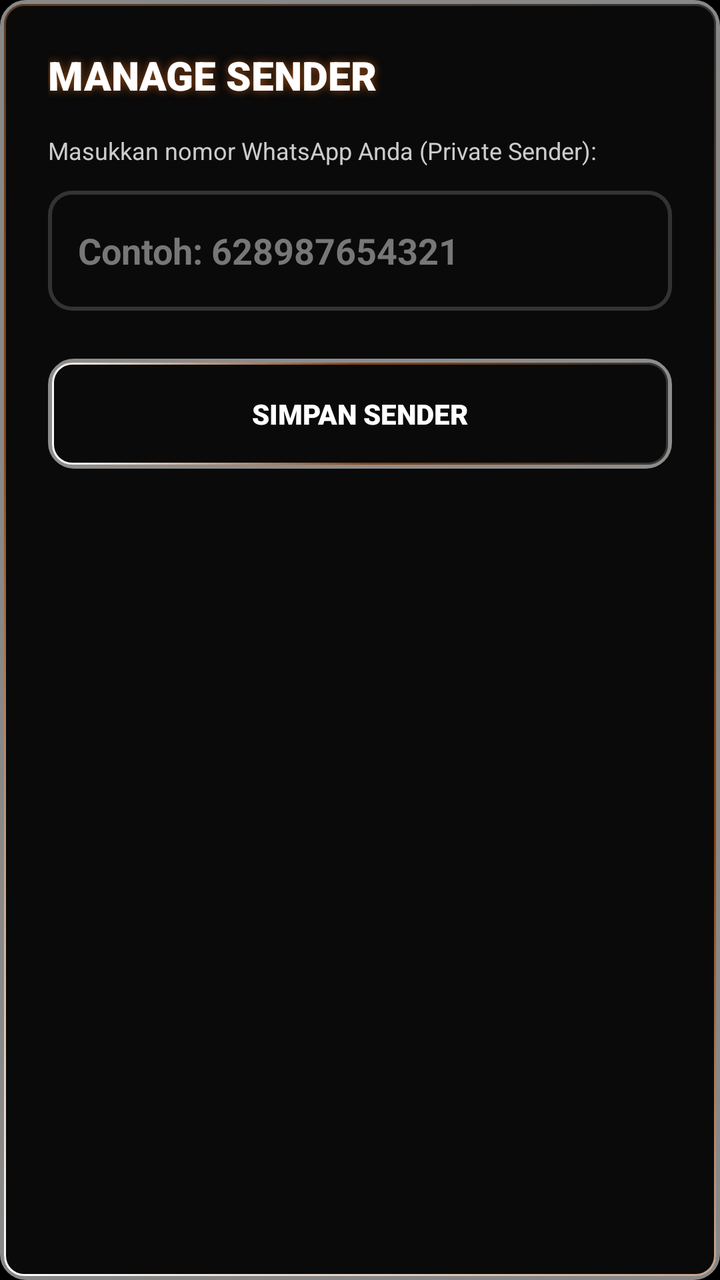
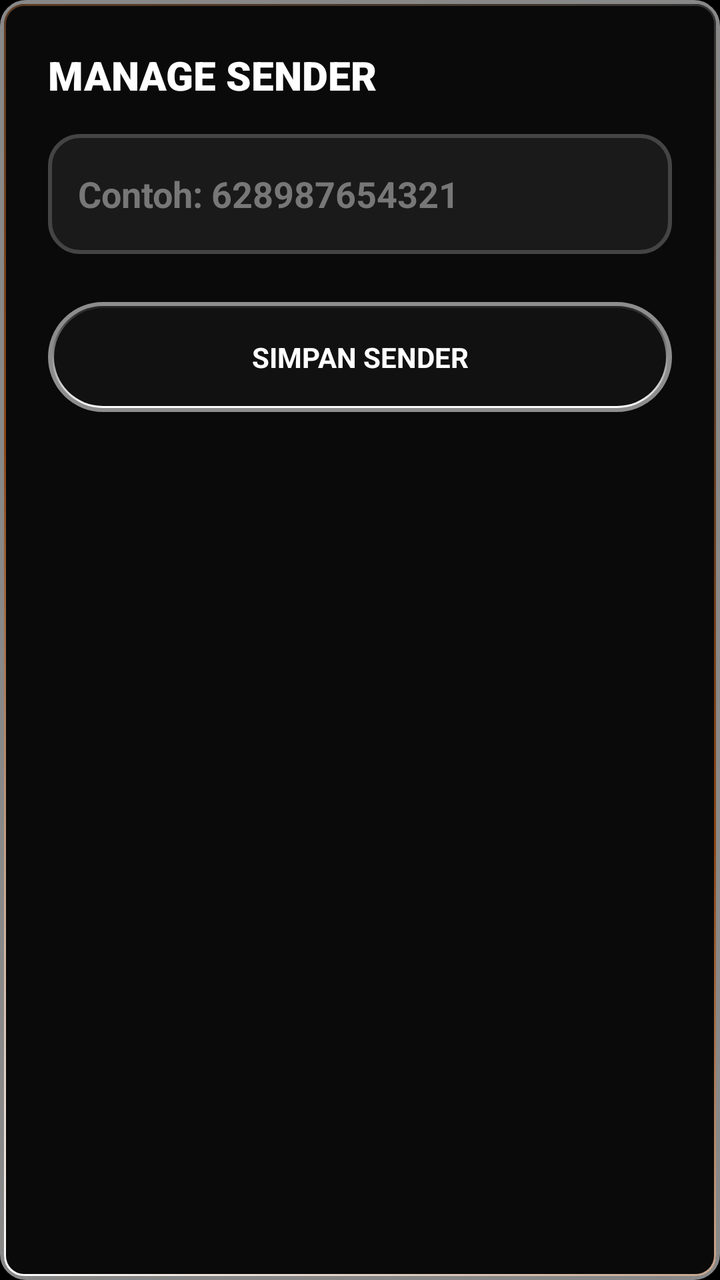

An Android layout rendered at two revisions. The XML below is the earlier revision; the diff shows what the commit changed to produce the second picture.
<!-- AndroidManifest.xml: application theme android:Theme.Black.NoTitleBar -->
<!-- res/layout/dialog_sender.xml -->
<?xml version="1.0" encoding="utf-8"?>
<LinearLayout xmlns:android="http://schemas.android.com/apk/res/android"
    android:layout_width="match_parent"
    android:layout_height="wrap_content"
    android:orientation="vertical"
    android:background="@drawable/bg_glow_border"
    android:padding="24dp">

    <TextView
        android:layout_width="match_parent"
        android:layout_height="wrap_content"
        android:text="MANAGE SENDER"
        android:textSize="20sp"
        android:textStyle="bold"
        android:textColor="#FFF"
        android:fontFamily="sans-serif-black"
        android:shadowColor="#8B4513"
        android:shadowRadius="10"
        android:layout_marginBottom="16dp" />

    <TextView
        android:layout_width="match_parent"
        android:layout_height="wrap_content"
        android:text="Masukkan nomor WhatsApp Anda (Private Sender):"
        android:textSize="12sp"
        android:textColor="#CCC"
        android:layout_marginBottom="12dp" />

    <EditText
        android:id="@+id/etSenderNumber"
        android:layout_width="match_parent"
        android:layout_height="60dp"
        android:hint="Contoh: 628987654321"
        android:textColorHint="#777"
        android:textColor="#FFF"
        android:textStyle="bold"
        android:background="@drawable/bg_bug_inactive"
        android:padding="15dp"
        android:inputType="phone"
        android:layout_marginBottom="24dp" />

    <Button
        android:id="@+id/btnSaveSender"
        android:layout_width="match_parent"
        android:layout_height="55dp"
        android:text="SIMPAN SENDER"
        android:textStyle="bold"
        android:textColor="#FFF"
        android:fontFamily="sans-serif-black"
        android:background="@drawable/bg_glow_border" />
</LinearLayout>
<!-- resources referenced by this layout -->
<resources>
  <!-- drawable bg_bug_inactive (drawable) -->
  <?xml version="1.0" encoding="utf-8"?>
  <layer-list xmlns:android="http://schemas.android.com/apk/res/android">
      <item>
          <shape>
              <corners android:radius="12dp" />
              <solid android:color="#333333" />
          </shape>
      </item>
      <item android:top="2dp" android:bottom="2dp" android:left="2dp" android:right="2dp">
          <shape>
              <corners android:radius="10dp" />
              <solid android:color="#0A0A0A" />
          </shape>
      </item>
  </layer-list>
  <!-- drawable bg_glow_border (drawable) -->
  <?xml version="1.0" encoding="utf-8"?>
  <layer-list xmlns:android="http://schemas.android.com/apk/res/android">
      <item>
          <shape>
              <corners android:radius="12dp" />
              <stroke android:width="2dp" android:color="#88FFFFFF" />
          </shape>
      </item>
      <item android:top="2dp" android:bottom="2dp" android:left="2dp" android:right="2dp">
          <shape>
              <corners android:radius="10dp" />
              <gradient android:startColor="#FFFFFF" android:centerColor="#8B4513" android:endColor="#333333" android:angle="45" />
          </shape>
      </item>
      <item android:top="3dp" android:bottom="3dp" android:left="3dp" android:right="3dp">
          <shape>
              <corners android:radius="9dp" />
              <solid android:color="#0A0A0A" />
          </shape>
      </item>
  </layer-list>
</resources>

<!-- the commit's change to res/layout/dialog_sender.xml (unified diff, before → after) -->
@@ -14,17 +14,7 @@
         android:textStyle="bold"
         android:textColor="#FFF"
         android:fontFamily="sans-serif-black"
-        android:shadowColor="#8B4513"
-        android:shadowRadius="10"
         android:layout_marginBottom="16dp" />
-
-    <TextView
-        android:layout_width="match_parent"
-        android:layout_height="wrap_content"
-        android:text="Masukkan nomor WhatsApp Anda (Private Sender):"
-        android:textSize="12sp"
-        android:textColor="#CCC"
-        android:layout_marginBottom="12dp" />
 
     <EditText
         android:id="@+id/etSenderNumber"
@@ -34,7 +24,7 @@
         android:textColorHint="#777"
         android:textColor="#FFF"
         android:textStyle="bold"
-        android:background="@drawable/bg_bug_inactive"
+        android:background="@drawable/bg_login_input"
         android:padding="15dp"
         android:inputType="phone"
         android:layout_marginBottom="24dp" />
@@ -46,6 +36,5 @@
         android:text="SIMPAN SENDER"
         android:textStyle="bold"
         android:textColor="#FFF"
-        android:fontFamily="sans-serif-black"
-        android:background="@drawable/bg_glow_border" />
+        android:background="@drawable/bg_glow_button" />
 </LinearLayout>
<!-- resource entries referenced after the edit -->
@@ -1,21 +1,5 @@
 <!-- resources referenced by this layout -->
 <resources>
-  <!-- drawable bg_bug_inactive (drawable) -->
-  <?xml version="1.0" encoding="utf-8"?>
-  <layer-list xmlns:android="http://schemas.android.com/apk/res/android">
-      <item>
-          <shape>
-              <corners android:radius="12dp" />
-              <solid android:color="#333333" />
-          </shape>
-      </item>
-      <item android:top="2dp" android:bottom="2dp" android:left="2dp" android:right="2dp">
-          <shape>
-              <corners android:radius="10dp" />
-              <solid android:color="#0A0A0A" />
-          </shape>
-      </item>
-  </layer-list>
   <!-- drawable bg_glow_border (drawable) -->
   <?xml version="1.0" encoding="utf-8"?>
   <layer-list xmlns:android="http://schemas.android.com/apk/res/android">
@@ -38,5 +22,34 @@
           </shape>
       </item>
   </layer-list>
+  <!-- drawable bg_glow_button (drawable) -->
+  <?xml version="1.0" encoding="utf-8"?>
+  <layer-list xmlns:android="http://schemas.android.com/apk/res/android">
+      <item>
+          <shape>
+              <corners android:radius="50dp" />
+              <stroke android:width="3dp" android:color="#88FFFFFF" />
+          </shape>
+      </item>
+      <item android:top="2dp" android:bottom="2dp" android:left="2dp" android:right="2dp">
+          <shape>
+              <corners android:radius="48dp" />
+              <gradient android:startColor="#FFFFFF" android:endColor="#222222" android:angle="90" />
+          </shape>
+      </item>
+      <item android:top="3dp" android:bottom="3dp" android:left="3dp" android:right="3dp">
+          <shape>
+              <corners android:radius="47dp" />
+              <solid android:color="#111111" />
+          </shape>
+      </item>
+  </layer-list>
+  <!-- drawable bg_login_input (drawable) -->
+  <?xml version="1.0" encoding="utf-8"?>
+  <shape xmlns:android="http://schemas.android.com/apk/res/android">
+      <solid android:color="#1A1A1A" />
+      <stroke android:width="2dp" android:color="#444444" />
+      <corners android:radius="15dp" />
+  </shape>
 </resources>
 
